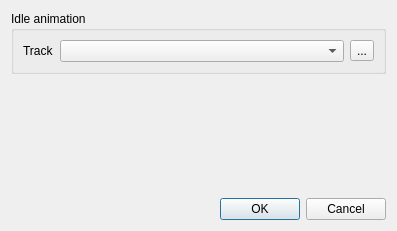
Qt form editor/gui/dlgentity.ui (ensisoft/detonator) before a commit.
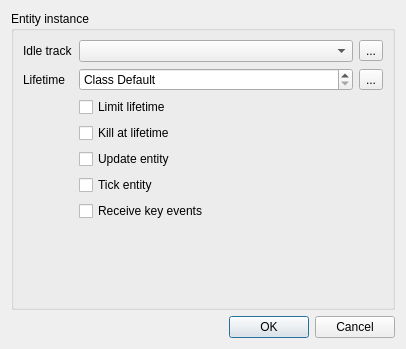
The same form after that commit. Icons and pictures are not drawn.

Commit message:
Support more entity instance flags and settings
Support more entity instance flags and settings. Let the max entity
lifetime be a instance variable and enable more entity flags to be
set on the scene node. Refactor the entity dialog for setting the
entity instance settings.

Diff of the .ui file:
```diff
--- a/editor/gui/dlgentity.ui
+++ b/editor/gui/dlgentity.ui
@@ -6,8 +6,8 @@
    <rect>
     <x>0</x>
     <y>0</y>
-    <width>397</width>
-    <height>231</height>
+    <width>406</width>
+    <height>349</height>
    </rect>
   </property>
   <property name="windowTitle">
@@ -21,69 +21,197 @@
    <item>
     <widget class="QGroupBox" name="groupBox_2">
      <property name="title">
-      <string>Idle animation</string>
+      <string>Entity instance</string>
      </property>
      <layout class="QGridLayout" name="gridLayout">
-      <item row="0" column="0">
+      <item row="2" column="0">
+       <widget class="QLabel" name="label_40">
+        <property name="text">
+         <string>Lifetime</string>
+        </property>
+       </widget>
+      </item>
+      <item row="7" column="1">
+       <widget class="QCheckBox" name="chkTickEntity">
+        <property name="sizePolicy">
+         <sizepolicy hsizetype="Minimum" vsizetype="Fixed">
+          <horstretch>0</horstretch>
+          <verstretch>0</verstretch>
+         </sizepolicy>
+        </property>
+        <property name="text">
+         <string>Tick entity</string>
+        </property>
+        <property name="checked">
+         <bool>false</bool>
+        </property>
+        <property name="tristate">
+         <bool>true</bool>
+        </property>
+       </widget>
+      </item>
+      <item row="2" column="2">
+       <widget class="QToolButton" name="btnResetLifetime">
+        <property name="toolTip">
+         <string>Reset idle track to nothing</string>
+        </property>
+        <property name="text">
+         <string>...</string>
+        </property>
+        <property name="icon">
+         <iconset resource="../resource/resource.qrc">
+          <normaloff>:/16x16_ico_png/reset.png</normaloff>:/16x16_ico_png/reset.png</iconset>
+        </property>
+        <property name="autoRaise">
+         <bool>false</bool>
+        </property>
+        <property name="arrowType">
+         <enum>Qt::NoArrow</enum>
+        </property>
+       </widget>
+      </item>
+      <item row="6" column="1">
+       <widget class="QCheckBox" name="chkUpdateEntity">
+        <property name="sizePolicy">
+         <sizepolicy hsizetype="Minimum" vsizetype="Fixed">
+          <horstretch>0</horstretch>
+          <verstretch>0</verstretch>
+         </sizepolicy>
+        </property>
+        <property name="text">
+         <string>Update entity</string>
+        </property>
+        <property name="checked">
+         <bool>false</bool>
+        </property>
+        <property name="tristate">
+         <bool>true</bool>
+        </property>
+       </widget>
+      </item>
+      <item row="4" column="1">
+       <widget class="QCheckBox" name="chkKillAtLifetime">
+        <property name="text">
+         <string>Kill at lifetime</string>
+        </property>
+        <property name="checked">
+         <bool>false</bool>
+        </property>
+        <property name="tristate">
+         <bool>true</bool>
+        </property>
+       </widget>
+      </item>
+      <item row="1" column="0">
        <widget class="QLabel" name="label">
         <property name="text">
-         <string>Track</string>
+         <string>Idle track</string>
         </property>
        </widget>
       </item>
-      <item row="0" column="1">
-       <layout class="QHBoxLayout" name="horizontalLayout">
-        <item>
-         <widget class="QComboBox" name="idleAnimation">
-          <property name="sizePolicy">
-           <sizepolicy hsizetype="MinimumExpanding" vsizetype="Fixed">
-            <horstretch>0</horstretch>
-            <verstretch>0</verstretch>
-           </sizepolicy>
-          </property>
-          <property name="placeholderText">
-           <string>Class Default</string>
-          </property>
-         </widget>
-        </item>
-        <item>
-         <widget class="QToolButton" name="btnResetIdleAnimation">
-          <property name="toolTip">
-           <string>Reset idle track to nothing</string>
-          </property>
-          <property name="text">
-           <string>...</string>
-          </property>
-          <property name="icon">
-           <iconset resource="../resource/resource.qrc">
-            <normaloff>:/16x16_ico_png/reset.png</normaloff>:/16x16_ico_png/reset.png</iconset>
-          </property>
-          <property name="autoRaise">
-           <bool>false</bool>
-          </property>
-          <property name="arrowType">
-           <enum>Qt::NoArrow</enum>
-          </property>
-         </widget>
-        </item>
-       </layout>
+      <item row="1" column="1">
+       <widget class="QComboBox" name="idleAnimation">
+        <property name="sizePolicy">
+         <sizepolicy hsizetype="MinimumExpanding" vsizetype="Fixed">
+          <horstretch>0</horstretch>
+          <verstretch>0</verstretch>
+         </sizepolicy>
+        </property>
+        <property name="placeholderText">
+         <string>Class Default</string>
+        </property>
+       </widget>
+      </item>
+      <item row="10" column="1">
+       <spacer name="verticalSpacer">
+        <property name="orientation">
+         <enum>Qt::Vertical</enum>
+        </property>
+        <property name="sizeHint" stdset="0">
+         <size>
+          <width>20</width>
+          <height>40</height>
+         </size>
+        </property>
+       </spacer>
+      </item>
+      <item row="1" column="2">
+       <widget class="QToolButton" name="btnResetIdleAnimation">
+        <property name="toolTip">
+         <string>Reset idle track to nothing</string>
+        </property>
+        <property name="text">
+         <string>...</string>
+        </property>
+        <property name="icon">
+         <iconset resource="../resource/resource.qrc">
+          <normaloff>:/16x16_ico_png/reset.png</normaloff>:/16x16_ico_png/reset.png</iconset>
+        </property>
+        <property name="autoRaise">
+         <bool>false</bool>
+        </property>
+        <property name="arrowType">
+         <enum>Qt::NoArrow</enum>
+        </property>
+       </widget>
+      </item>
+      <item row="2" column="1">
+       <widget class="QDoubleSpinBox" name="entityLifetime">
+        <property name="sizePolicy">
+         <sizepolicy hsizetype="Preferred" vsizetype="Fixed">
+          <horstretch>0</horstretch>
+          <verstretch>0</verstretch>
+         </sizepolicy>
+        </property>
+        <property name="specialValueText">
+         <string>Class Default</string>
+        </property>
+        <property name="minimum">
+         <double>-1.000000000000000</double>
+        </property>
+        <property name="maximum">
+         <double>99999.000000000000000</double>
+        </property>
+        <property name="singleStep">
+         <double>0.100000000000000</double>
+        </property>
+        <property name="stepType">
+         <enum>QAbstractSpinBox::AdaptiveDecimalStepType</enum>
+        </property>
+        <property name="value">
+         <double>-1.000000000000000</double>
+        </property>
+       </widget>
+      </item>
+      <item row="9" column="1">
+       <widget class="QCheckBox" name="chkKeyEvents">
+        <property name="text">
+         <string>Receive key events</string>
+        </property>
+        <property name="checked">
+         <bool>false</bool>
+        </property>
+        <property name="tristate">
+         <bool>true</bool>
+        </property>
+       </widget>
+      </item>
+      <item row="3" column="1">
+       <widget class="QCheckBox" name="chkEntityLifetime">
+        <property name="text">
+         <string>Limit lifetime</string>
+        </property>
+        <property name="checked">
+         <bool>false</bool>
+        </property>
+        <property name="tristate">
+         <bool>true</bool>
+        </property>
+       </widget>
       </item>
      </layout>
     </widget>
    </item>
-   <item>
-    <spacer name="verticalSpacer">
-     <property name="orientation">
-      <enum>Qt::Vertical</enum>
-     </property>
-     <property name="sizeHint" stdset="0">
-      <size>
-       <width>20</width>
-       <height>40</height>
-      </size>
-     </property>
-    </spacer>
-   </item>
    <item>
     <layout class="QHBoxLayout" name="horizontalLayout_4">
      <item>
```
Left out of the diff: 7 changed lines with no effect on the pictures. The commit also changes 11 other files.
